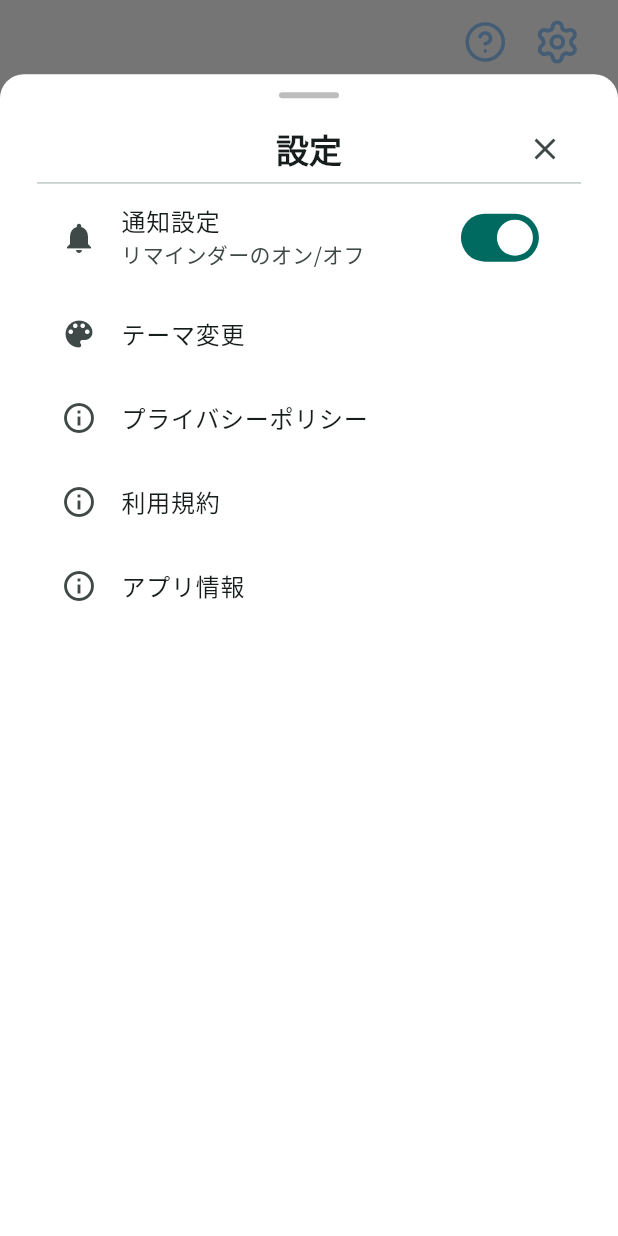
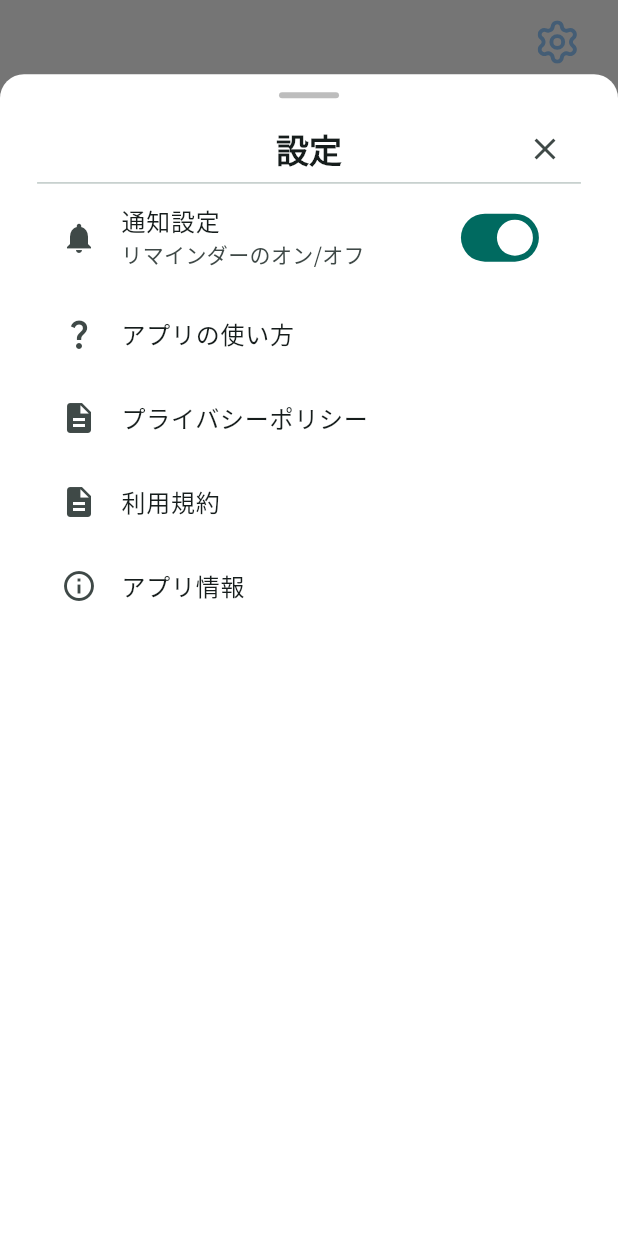
Before and after one commit to oiM-o/medicine_reminder, a Flutter app: the screen it shows after launch, after a tap on an icon or button, on a phone screen of 412 x 824 dp. Run offline on Flutter 3.47's test engine with Material 3 defaults, Android fonts, the phone set to English and light mode, and no system bars; our stand-ins replace camera, flutter_svg, fluttertoast, sqflite; missing offline and left inert: google_mlkit_text_recognition; accounts and stored records are empty.

Commit message:
設定ボトムシートの修正と不要な機能のコメントアウト

```diff
--- a/lib/ui/screen/home_screen.dart
+++ b/lib/ui/screen/home_screen.dart
@@ -65,14 +65,15 @@ class _HomeScreenState extends State<HomeScreen> {
       appBar: AppBar(
         backgroundColor: Colors.white,
         actions: [
-          IconButton(
-            icon: SvgPicture.asset(
-              'assets/icons/home_question.svg',
-              width: screenWidth * 0.07,
-              height: screenWidth * 0.07,
-            ),
-            onPressed: () {},
-          ),
+          //TODO: チュートリアル機能
+          // IconButton(
+          //   icon: SvgPicture.asset(
+          //     'assets/icons/home_question.svg',
+          //     width: screenWidth * 0.07,
+          //     height: screenWidth * 0.07,
+          //   ),
+          //   onPressed: () {},
+          // ),
           IconButton(
             icon: SvgPicture.asset(
               'assets/icons/home_settings.svg',
--- a/lib/ui/screen/setting_sheet.dart
+++ b/lib/ui/screen/setting_sheet.dart
@@ -82,21 +82,28 @@ class _SettingsSheet extends StatelessWidget {
                 ),
               ),
               ListTile(
-                leading: const Icon(Icons.color_lens),
-                title: const Text('テーマ変更'),
+                leading: const Icon(Icons.question_mark),
+                title: const Text('アプリの使い方'),
                 onTap: () {
-                  // TODO: テーマ選択ダイアログへ
+                  // TODO: 利用規約画面へ
                 },
               ),
+              // ListTile(
+              //   leading: const Icon(Icons.color_lens),
+              //   title: const Text('テーマ変更'),
+              //   onTap: () {
+              //     // TODO: テーマ選択ダイアログへ
+              //   },
+              // ),
               ListTile(
-                leading: const Icon(Icons.info_outline),
+                leading: const Icon(Icons.description),
                 title: const Text('プライバシーポリシー'),
                 onTap: () {
                   // TODO: プライバシーポリシー画面へ
                 },
               ),
               ListTile(
-                leading: const Icon(Icons.info_outline),
+                leading: const Icon(Icons.description),
                 title: const Text('利用規約'),
                 onTap: () {
                   // TODO: 利用規約画面へ
```
Also changed, not shown: lib/ui/screen/medicine_detail_screen.dart (+16 -16 lines).
